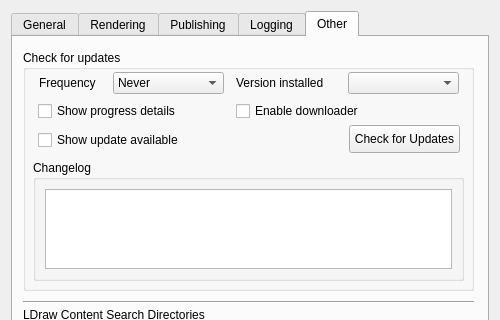
Above: mainApp/preferences.ui from trevorsandy/lpub3d before the change; both pictures show x 0 to 500 and y 0 to 320 of the 500 by 522 pixel window. Below: the same form after it.
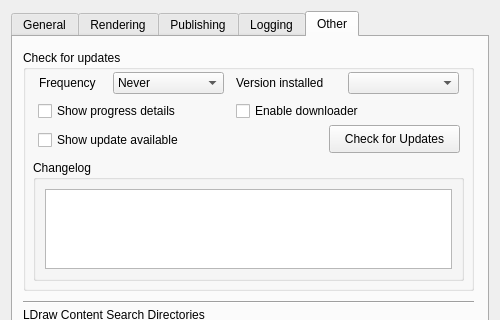
That is the form after the change. The open tabs and pages were chosen to show the change. Icons and pictures are not drawn.

Patch:
```diff
--- a/mainApp/preferences.ui
+++ b/mainApp/preferences.ui
@@ -1395,9 +1395,9 @@
        <widget class="QPushButton" name="checkForUpdates_btn">
         <property name="geometry">
          <rect>
-          <x>326</x>
+          <x>306</x>
           <y>75</y>
-          <width>111</width>
+          <width>131</width>
           <height>28</height>
          </rect>
         </property>
```
Left out of the diff: 10 changed lines with no effect on the pictures.
